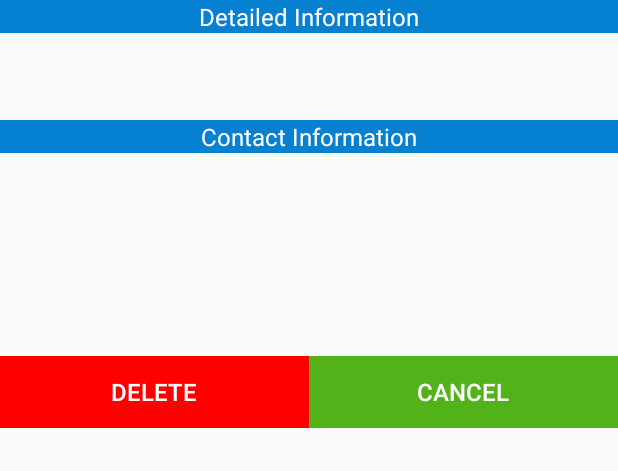
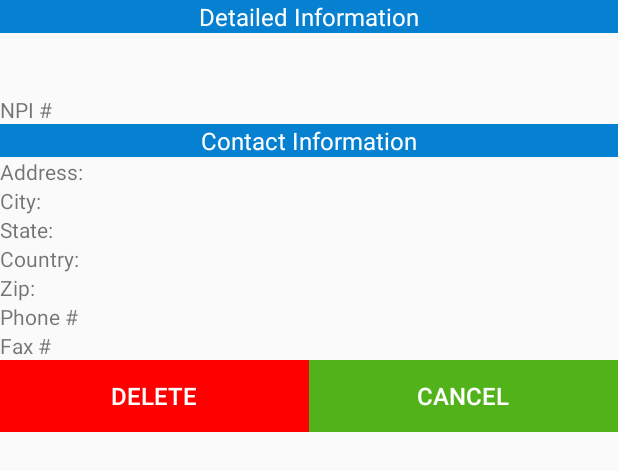
Before and after one commit to Mario0419/NPIRegistry, an Android app: the layout fragment_detail_npi_dialog.xml on its own in the app's theme, with its tools: preview values and no code run, on a phone screen of 412 x 824 dp. Shown: the top 471 px of the screen. Run offline under Robolectric (Android 15) with nearby library versions, the phone set to English and light mode, and no system bars.

Commit message:
Updated detailed panel, and delete query for database haven't tested

```diff
--- a/app/src/main/java/com/mx3studios/npiregistry/npiDrawerFragment/NpiDetailDialogFragment.java
+++ b/app/src/main/java/com/mx3studios/npiregistry/npiDrawerFragment/NpiDetailDialogFragment.java
@@ -84,7 +84,7 @@ public class NpiDetailDialogFragment extends DialogFragment{
         deleteButton.setOnClickListener(new View.OnClickListener() {
             @Override
             public void onClick(View v) {
-                ((MainActivity)getActivity()).getNpiDbHelper().deleteNpiEntry();
+                ((MainActivity)getActivity()).getNpiDbHelper().deleteNpiEntry(provider.getNpi());
                 dismiss();
             }
         });
--- a/app/src/main/res/layout/fragment_detail_npi_dialog.xml
+++ b/app/src/main/res/layout/fragment_detail_npi_dialog.xml
@@ -14,15 +14,19 @@
     <TextView
         android:id="@+id/detailed_name"
         android:layout_width="wrap_content"
-        android:layout_height="wrap_content" />
+        android:layout_height="wrap_content"
+        android:textSize="16dp"
+        android:textStyle="bold"/>
     <TextView
         android:id="@+id/detailed_taxonomy"
         android:layout_width="wrap_content"
-        android:layout_height="wrap_content" />
+        android:layout_height="wrap_content"
+        android:textStyle="bold"/>
     <TextView
         android:id="@+id/detailed_npi"
         android:layout_height="wrap_content"
-        android:layout_width="wrap_content"/>
+        android:layout_width="wrap_content"
+        android:text="NPI # "/>
 
     <TextView
         android:layout_width="match_parent"
@@ -33,39 +37,94 @@
         android:textSize="16dp"
         android:gravity="center"/>
 
+    <TableLayout xmlns:android="http://schemas.android.com/apk/res/android"
+        android:layout_width="match_parent"
+        android:layout_height="wrap_content"
+        android:stretchColumns="1">
+
+        <TableRow>
+            <TextView
+                android:id="@+id/detailed_address_label"
+                android:layout_width="wrap_content"
+                android:layout_height="wrap_content"
+                android:text="Address: "/>
+
             <TextView
                 android:id="@+id/detailed_address"
                 android:layout_width="wrap_content"
-        android:layout_height="wrap_content" />
+                android:layout_height="wrap_content"/>
 
+        </TableRow>
+        <TableRow>
+                <TextView
+                    android:id="@+id/detailed_city_label"
+                    android:layout_width="wrap_content"
+                    android:layout_height="wrap_content"
+                    android:text="City: "/>
                 <TextView
                     android:id="@+id/detailed_city"
                     android:layout_width="wrap_content"
-        android:layout_height="wrap_content" />
+                    android:layout_height="wrap_content"/>
 
+        </TableRow>
+        <TableRow>
+            <TextView
+                android:id="@+id/detailed_state_label"
+                android:layout_width="wrap_content"
+                android:layout_height="wrap_content"
+                android:text="State: "/>
             <TextView
                 android:id="@+id/detailed_state"
                 android:layout_width="wrap_content"
-        android:layout_height="wrap_content" />
+                android:layout_height="wrap_content"/>
+        </TableRow>
+        <TableRow>
 
+            <TextView
+                android:id="@+id/detailed_country_label"
+                android:layout_width="wrap_content"
+                android:layout_height="wrap_content"
+                android:text="Country: "/>
             <TextView
                 android:id="@+id/detailed_country"
                 android:layout_width="wrap_content"
-        android:layout_height="wrap_content" />
+                android:layout_height="wrap_content"/>
+        </TableRow>
+        <TableRow>
+            <TextView
+                android:id="@+id/detailed_zipcode_label"
+                android:layout_width="wrap_content"
+                android:layout_height="wrap_content"
+                android:text="Zip: "/>
             <TextView
                 android:id="@+id/detailed_zipcode"
                 android:layout_width="wrap_content"
-        android:layout_height="wrap_content" />
-
+                android:layout_height="wrap_content"/>
+        </TableRow>
+        <TableRow>
+            <TextView
+                android:id="@+id/detailed_phone_label"
+                android:layout_width="wrap_content"
+                android:layout_height="wrap_content"
+                android:text="Phone # "/>
             <TextView
                 android:id="@+id/detailed_phone"
                 android:layout_width="wrap_content"
-        android:layout_height="wrap_content" />
-
+                android:layout_height="wrap_content"/>
+        </TableRow>
+        <TableRow>
+            <TextView
+                android:id="@+id/detailed_fax_label"
+                android:layout_width="wrap_content"
+                android:layout_height="wrap_content"
+                android:text="Fax # "/>
             <TextView
                 android:id="@+id/detailed_fax"
                 android:layout_width="wrap_content"
-        android:layout_height="wrap_content" />
+                android:layout_height="wrap_content"/>
+        </TableRow>
+
+    </TableLayout>
 
     <LinearLayout
         android:layout_width="match_parent"
```
Lines whose indentation alone changed are shown as unchanged.
